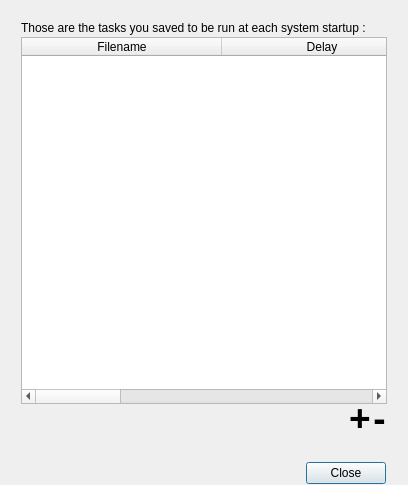
This is ui/StartupTasksDialog.ui in AmirHammouteneEI/ScheduledPasteAndKeys as Qt 5 draws it before an edit. The edited form follows.
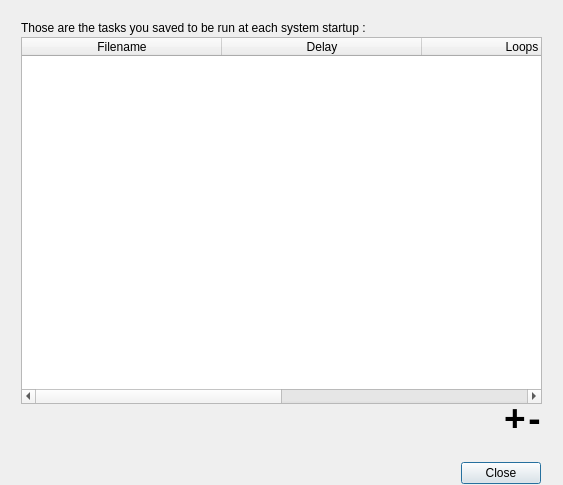
This is the edited form. Custom widgets are drawn as their Qt base class.

What changed in the file:
```diff
--- a/ui/StartupTasksDialog.ui
+++ b/ui/StartupTasksDialog.ui
@@ -6,7 +6,7 @@
    <rect>
     <x>0</x>
     <y>0</y>
-    <width>408</width>
+    <width>563</width>
     <height>485</height>
    </rect>
   </property>
```
Left out of the diff: 9 changed lines with no effect on the pictures.
